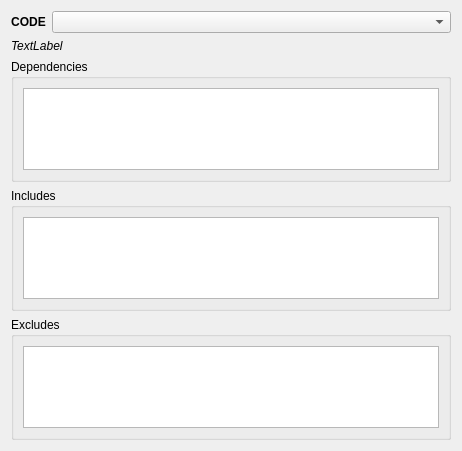
This is plugins/icdplugin/icdviewer.ui in FreeHealth/freehealth as Qt 5 draws it before an edit. The edited form follows.
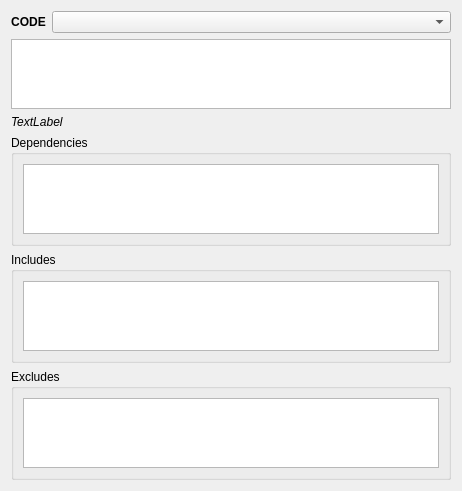
This is the edited form.

The edit to the form file:
```diff
--- a/plugins/icdplugin/icdviewer.ui
+++ b/plugins/icdplugin/icdviewer.ui
@@ -40,7 +40,7 @@
      </property>
     </widget>
    </item>
-   <item row="1" column="0" colspan="2">
+   <item row="2" column="0" colspan="2">
     <widget class="QLabel" name="note">
      <property name="font">
       <font>
@@ -55,7 +55,7 @@
      </property>
     </widget>
    </item>
-   <item row="2" column="0" colspan="2">
+   <item row="3" column="0" colspan="2">
     <widget class="QGroupBox" name="dependenciesGr">
      <property name="title">
       <string>Dependencies</string>
@@ -74,7 +74,7 @@
      </layout>
     </widget>
    </item>
-   <item row="3" column="0" colspan="2">
+   <item row="4" column="0" colspan="2">
     <widget class="QGroupBox" name="includeGr">
      <property name="title">
       <string>Includes</string>
@@ -86,7 +86,7 @@
      </layout>
     </widget>
    </item>
-   <item row="4" column="0" colspan="2">
+   <item row="5" column="0" colspan="2">
     <widget class="QGroupBox" name="excludeGr">
      <property name="title">
       <string>Excludes</string>
@@ -98,6 +98,9 @@
      </layout>
     </widget>
    </item>
+   <item row="1" column="0" colspan="2">
+    <widget class="QTreeView" name="codeTreeView"/>
+   </item>
   </layout>
  </widget>
  <resources/>
```
